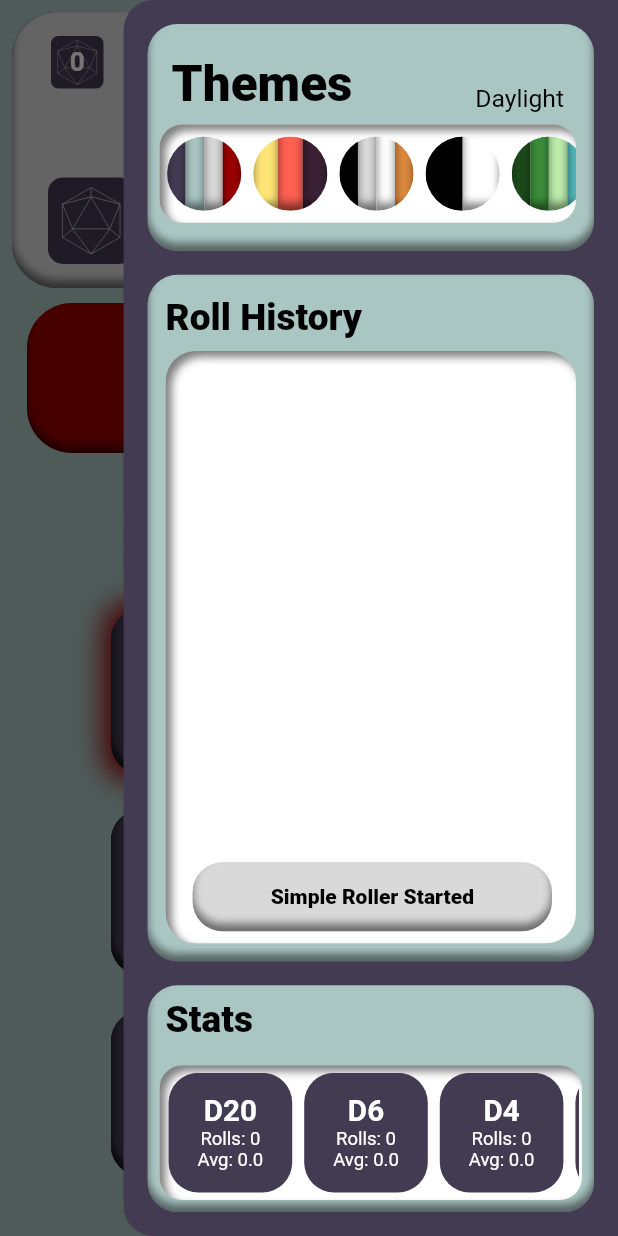
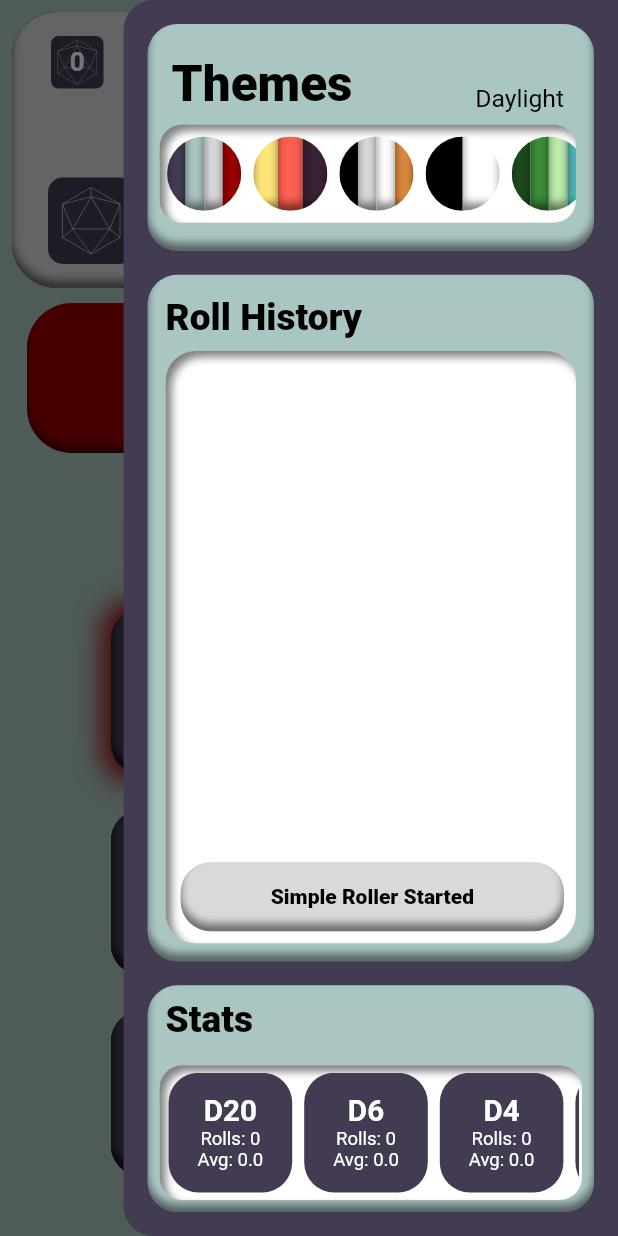
Before and after one commit to dompetriella/simple_roller, a Flutter app: the screen it shows after launch, with the side drawer open, on a phone screen of 412 x 824 dp. Run offline on Flutter 3.47's test engine with Material 2 defaults, Android fonts, the phone set to English and light mode, and no system bars; drawn by our look-alikes of flutter_animate; our stand-ins replace badges, firebase_core, flutter_inset_box_shadow, flutter_riverpod, flutter_svg, shared_preferences; accounts and stored records are empty.

Commit message:
fix padding for small screens

```diff
--- a/lib/components/drawer/roll_history.dart
+++ b/lib/components/drawer/roll_history.dart
@@ -36,7 +36,7 @@ class RollHistoryBar extends ConsumerWidget {
               Expanded(
                 flex: 1,
                 child: Padding(
-                  padding: const EdgeInsets.fromLTRB(12, 8, 12, 8),
+                  padding: const EdgeInsets.fromLTRB(12, 0, 12, 8),
                   child: Row(
                     mainAxisAlignment: MainAxisAlignment.spaceBetween,
                     crossAxisAlignment: CrossAxisAlignment.end,
@@ -69,7 +69,7 @@ class RollHistoryBar extends ConsumerWidget {
                             color:
                                 ref.watch(themeProvider).drawerColumnContentBg),
                         child: Padding(
-                          padding: const EdgeInsets.fromLTRB(8, 8, 8, 8),
+                          padding: const EdgeInsets.fromLTRB(0, 8, 0, 8),
                           child: ListView(
                               reverse: true, children: getLoggingData()),
                         )),
```
Also changed, not shown: 1 other file.
